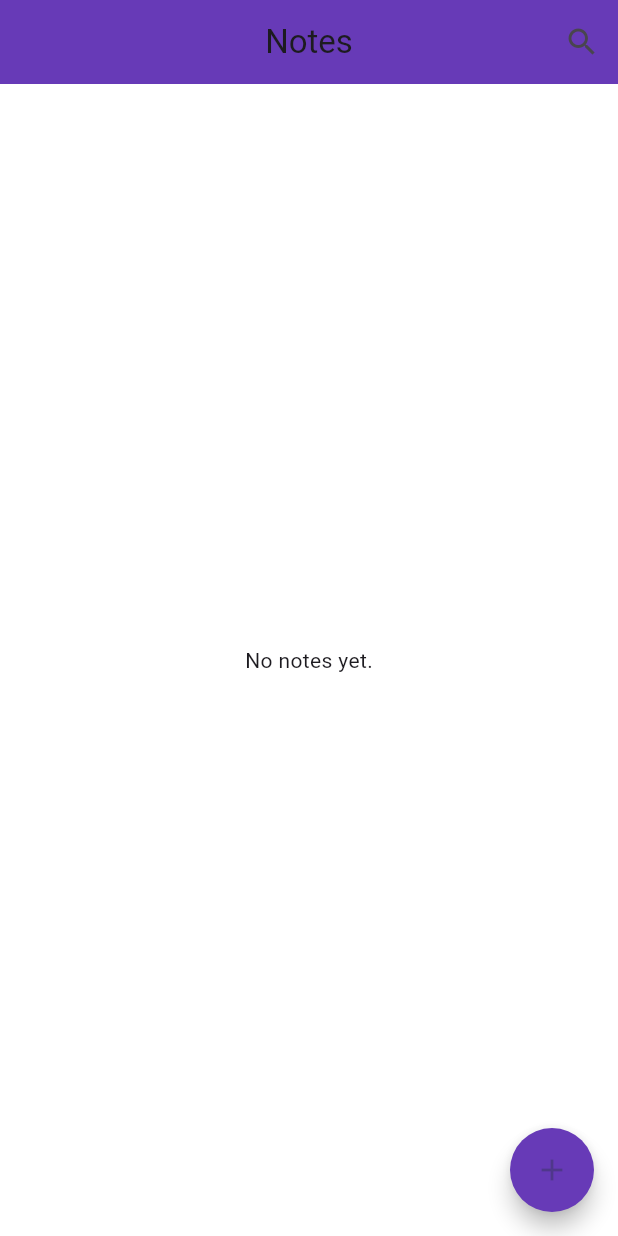
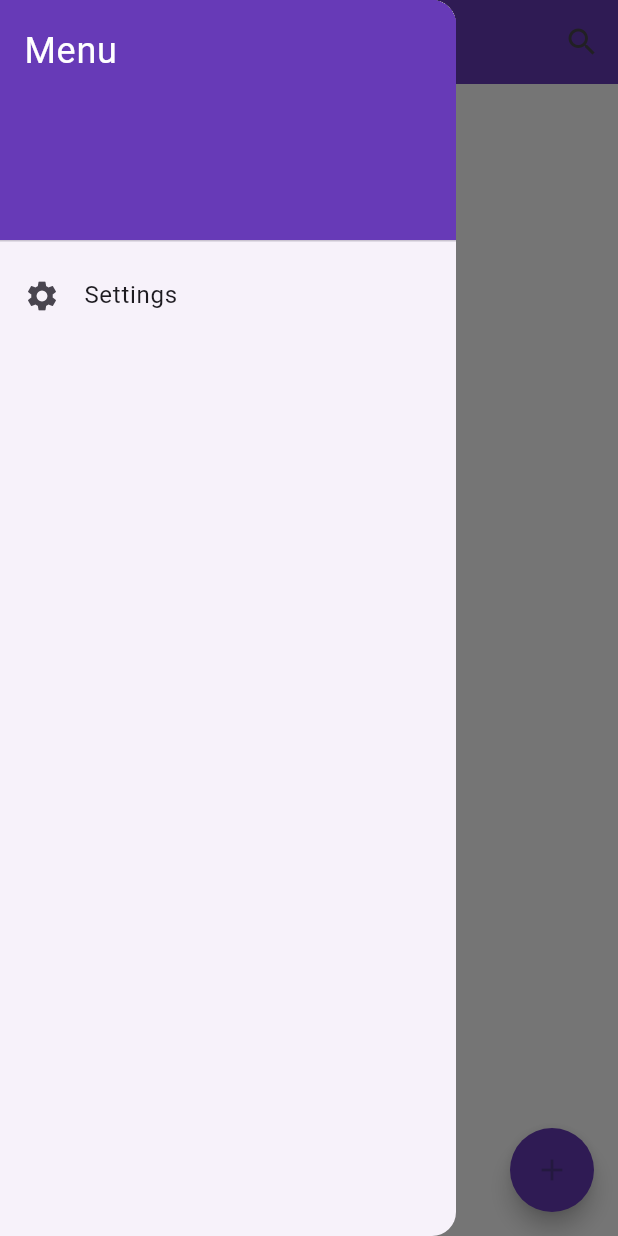
Before and after one commit to LuciferBloodFalen/notes_app, a Flutter app: the screen it shows after launch, with the side drawer open (before the commit the screen has no drawer), on a phone screen of 412 x 824 dp. Run offline on Flutter 3.47's test engine with Material 3 defaults, Android fonts, the light colour scheme and no system bars.

Commit message:
Added dark mode

```diff
--- a/lib/main.dart
+++ b/lib/main.dart
@@ -1,23 +1,58 @@
 import 'package:flutter/material.dart';
 import 'note_edit_screen.dart';
 import 'search_screen.dart';
+import 'settings_screen.dart';
 
 void main() {
   runApp(const MainApp());
 }
 
-class MainApp extends StatelessWidget {
+class MainApp extends StatefulWidget {
   const MainApp({super.key});
+
+  @override
+  State<MainApp> createState() => _MainAppState();
+}
+
+class _MainAppState extends State<MainApp> {
+  ThemeMode _themeMode = ThemeMode.light;
+
+  void _setThemeMode(ThemeMode mode) {
+    setState(() {
+      _themeMode = mode;
+    });
+  }
 
   @override
   Widget build(BuildContext context) {
     return MaterialApp(
-      home: const NotesHomePage(),
+      home: NotesHomePage(onThemeChanged: _setThemeMode, themeMode: _themeMode),
       debugShowCheckedModeBanner: false,
       theme: ThemeData(
         scaffoldBackgroundColor: Colors.white,
         appBarTheme: const AppBarTheme(backgroundColor: Colors.deepPurple),
+        brightness: Brightness.light,
+        textTheme: const TextTheme(bodyMedium: TextStyle(color: Colors.black)),
+        inputDecorationTheme: const InputDecorationTheme(
+          filled: true,
+          fillColor: Colors.white70,
+          border: OutlineInputBorder(),
+          hintStyle: TextStyle(color: Colors.black54),
+        ),
       ),
+      darkTheme: ThemeData(
+        scaffoldBackgroundColor: Colors.black,
+        appBarTheme: const AppBarTheme(backgroundColor: Colors.deepPurple),
+        brightness: Brightness.dark,
+        textTheme: const TextTheme(bodyMedium: TextStyle(color: Colors.white)),
+        inputDecorationTheme: const InputDecorationTheme(
+          filled: true,
+          fillColor: Color(0xFF222222),
+          border: OutlineInputBorder(),
+          hintStyle: TextStyle(color: Colors.white54),
+        ),
+      ),
+      themeMode: _themeMode,
     );
   }
 }
@@ -31,7 +66,9 @@ class Note {
 }
 
 class NotesHomePage extends StatefulWidget {
-  const NotesHomePage({super.key});
+  final void Function(ThemeMode)? onThemeChanged;
+  final ThemeMode? themeMode;
+  const NotesHomePage({super.key, this.onThemeChanged, this.themeMode});
 
   @override
   State<NotesHomePage> createState() => _NotesHomePageState();
@@ -127,6 +164,20 @@ class _NotesHomePageState extends State<NotesHomePage> {
     });
   }
 
+  void _openSettingsScreen() async {
+    final result = await Navigator.of(context).push<ThemeMode>(
+      MaterialPageRoute(
+        builder:
+            (context) => SettingsScreen(
+              currentThemeMode: widget.themeMode ?? ThemeMode.light,
+            ),
+      ),
+    );
+    if (result != null) {
+      widget.onThemeChanged?.call(result);
+    }
+  }
+
   @override
   Widget build(BuildContext context) {
     // Favourites first, then others
@@ -149,6 +200,27 @@ class _NotesHomePageState extends State<NotesHomePage> {
     ];
 
     return Scaffold(
+      drawer: Drawer(
+        child: ListView(
+          children: [
+            const DrawerHeader(
+              decoration: BoxDecoration(color: Colors.deepPurple),
+              child: Text(
+                'Menu',
+                style: TextStyle(color: Colors.white, fontSize: 24),
+              ),
+            ),
+            ListTile(
+              leading: const Icon(Icons.settings),
+              title: const Text('Settings'),
+              onTap: () {
+                Navigator.pop(context); // Close the drawer
+                _openSettingsScreen();
+              },
+            ),
+          ],
+        ),
+      ),
       appBar: AppBar(
         title: Text(
           _isSelectionMode ? '${_selectedIndexes.length} selected' : 'Notes',
@@ -201,10 +273,14 @@ class _NotesHomePageState extends State<NotesHomePage> {
                         final isSelected = _selectedIndexes.contains(
                           originalIndex,
                         );
+                        final isDark =
+                            Theme.of(context).brightness == Brightness.dark;
                         return Card(
                           color:
                               isSelected
                                   ? Colors.deepPurple.withOpacity(0.2)
+                                  : isDark
+                                  ? const Color(0xFF222222)
                                   : Colors.white.withOpacity(0.85),
                           margin: const EdgeInsets.symmetric(
                             horizontal: 12,
@@ -231,8 +307,12 @@ class _NotesHomePageState extends State<NotesHomePage> {
                             ),
                             title: Text(
                               note.title.isEmpty ? '(No Title)' : note.title,
-                              style: const TextStyle(
+                              style: TextStyle(
                                 fontWeight: FontWeight.bold,
+                                color:
+                                    Theme.of(
+                                      context,
+                                    ).textTheme.bodyMedium?.color,
                               ),
                               maxLines: 1,
                               overflow: TextOverflow.ellipsis,
```
Also changed, not shown: lib/note_edit_screen.dart (+1 -17 lines), lib/search_screen.dart (+14 -12 lines), lib/settings_screen.dart (added, +68 -0 lines).
